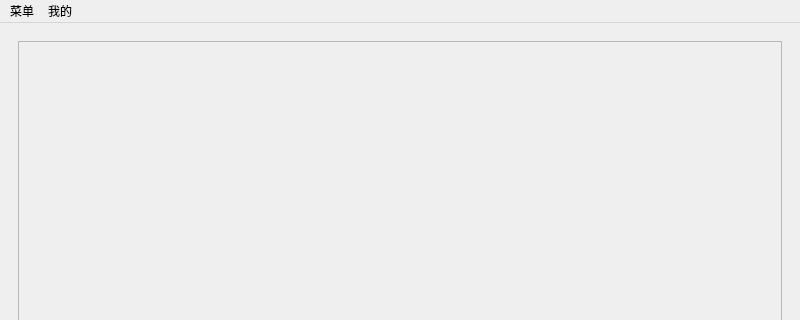
Above: ui/MainWindow.ui from alonelysnake/BUAA-python-Online-question-bank-platform before the change; both pictures show x 0 to 800 and y 0 to 320 of the 800 by 600 pixel window. Below: the same form after it.
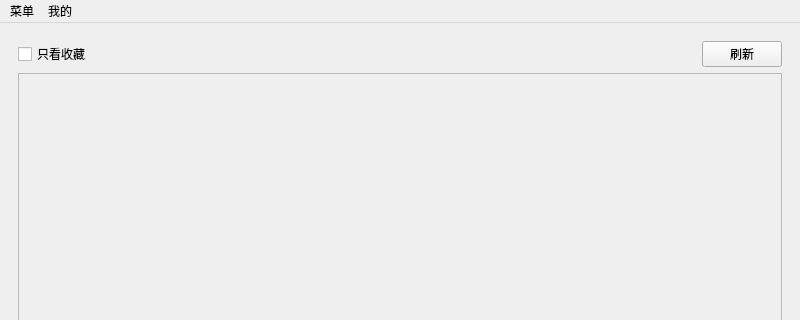
That is the form after the change. Custom widgets are drawn as their Qt base class.

Commit message: 收藏和错题按钮过滤器

```diff
--- a/ui/MainWindow.ui
+++ b/ui/MainWindow.ui
@@ -19,7 +19,27 @@
      <widget class="QStackedWidget" name="stackedWidget">
       <widget class="QWidget" name="page0">
        <layout class="QGridLayout" name="gridLayout_2">
-        <item row="0" column="0">
+        <item row="1" column="0">
+         <widget class="QCheckBox" name="checkLikeFlag">
+          <property name="text">
+           <string>只看收藏</string>
+          </property>
+         </widget>
+        </item>
+        <item row="1" column="1">
+         <widget class="QPushButton" name="freshButton">
+          <property name="sizePolicy">
+           <sizepolicy hsizetype="Fixed" vsizetype="Fixed">
+            <horstretch>0</horstretch>
+            <verstretch>0</verstretch>
+           </sizepolicy>
+          </property>
+          <property name="text">
+           <string>刷新</string>
+          </property>
+         </widget>
+        </item>
+        <item row="5" column="0" colspan="2">
          <widget class="QScrollArea" name="scrollArea">
           <property name="widgetResizable">
            <bool>true</bool>
@@ -30,7 +50,7 @@
              <x>0</x>
              <y>0</y>
              <width>754</width>
-             <height>503</height>
+             <height>468</height>
             </rect>
            </property>
            <layout class="QVBoxLayout" name="questionCategoryLayout"/>
```
The commit also changes 7 other files.
